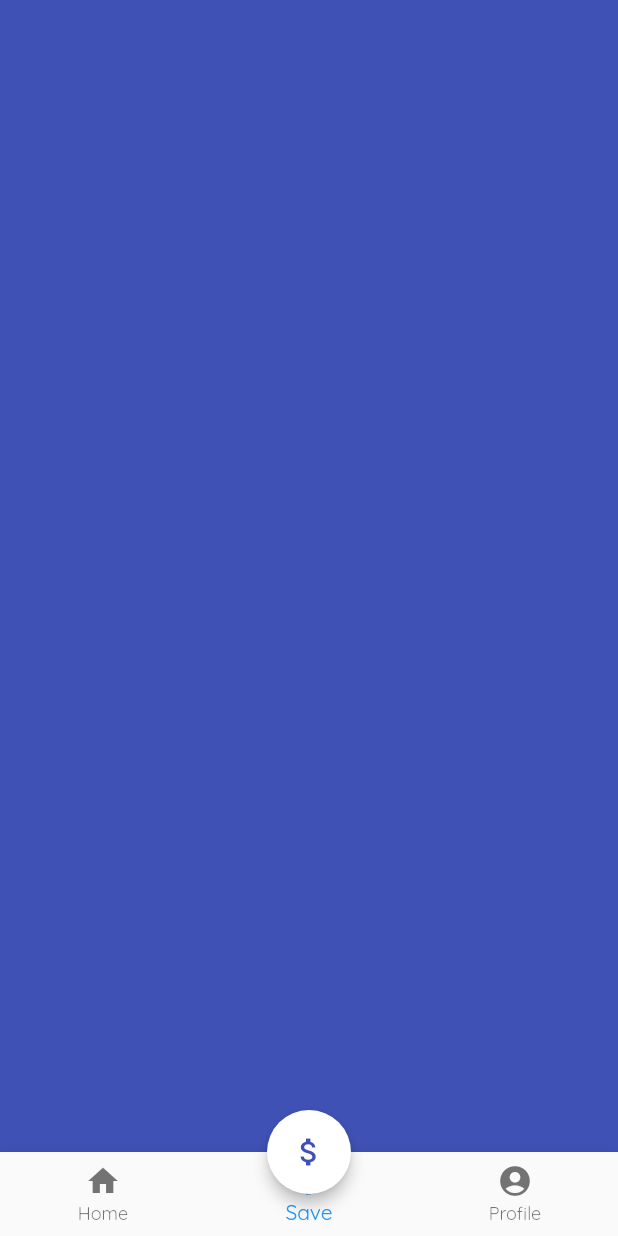
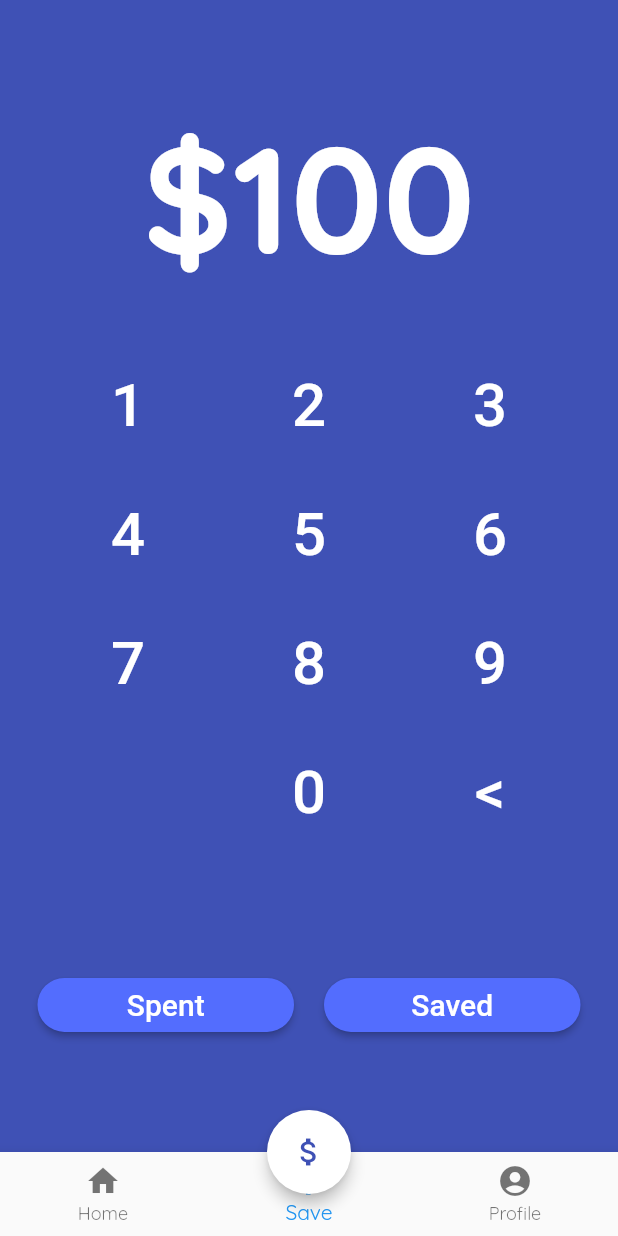
Before and after one commit to vcjpierre/flutter-travel-budget, a Flutter app: the screen it shows once a user with an empty profile is signed in, item 2 of the bottom bar chosen, on a phone screen of 412 x 824 dp. Run offline on Flutter 3.47's test engine with Material 2 defaults, Android fonts, the light colour scheme and no system bars; our stand-ins replace auto_size_text, cloud_firestore, dio, firebase_auth, firebase_core, firebase_crashlytics and 4 more; missing offline and left inert: apple_sign_in, date_range_picker, firebase_admob, flutter_auth_buttons, international_phone_input; accounts and stored records are empty; statements that could not run were skipped.

Commit message:
Add layout for deposite view

```diff
--- a/lib/views/deposit_view.dart
+++ b/lib/views/deposit_view.dart
@@ -1,4 +1,5 @@
 import 'package:flutter/material.dart';
+import 'package:flutter_travel_budget/widgets/rounded_button.dart';
 
 class DepositView extends StatefulWidget {
   @override
@@ -10,6 +11,108 @@ class _DepositViewState extends State<DepositView> {
   Widget build(BuildContext context) {
     return Container(
       color: Colors.indigo,
+      width: MediaQuery.of(context).size.width,
+      height: MediaQuery.of(context).size.height,
+      child: SafeArea(
+        child: Column(
+          children: [
+            Spacer(),
+            FittedBox(
+              fit: BoxFit.fitWidth,
+              child: Text(
+                "\$100",
+                style: TextStyle(
+                    fontSize: 100,
+                    fontWeight: FontWeight.bold,
+                    color: Colors.white),
+              ),
+            ),
+            Padding(
+              padding: const EdgeInsets.only(top: 15.0),
+              child: Text("", style: TextStyle(color: Colors.white)),
+            ),
+            Container(
+              child: Padding(
+                padding: const EdgeInsets.symmetric(horizontal: 25.0),
+                child: GridView.count(
+                  crossAxisCount: 3,
+                  shrinkWrap: true,
+                  physics: NeverScrollableScrollPhysics(),
+                  childAspectRatio: 1.4,
+                  children: setKeyboard(),
+                ),
+              ),
+            ),
+            Spacer(),
+            Padding(
+              padding: const EdgeInsets.symmetric(horizontal: 15.0),
+              child: Row(
+                mainAxisAlignment: MainAxisAlignment.spaceEvenly,
+                children: [
+                  _actionBtn("spent"),
+                  _actionBtn("saved"),
+                ],
+              ),
+            ),
+            Spacer()
+          ],
+        ),
+      ),
     );
   }
+
+  Widget _numberBtn(String number) {
+    return FlatButton(
+      child: Text(
+        "$number",
+        style: TextStyle(fontSize: 40, color: Colors.white),
+      ),
+      onPressed: () {
+        print("$number");
+      },
+    );
+  }
+
+  Widget _deleteBtn() {
+    return FlatButton(
+      child: Text(
+        "<",
+        style: TextStyle(fontSize: 40, color: Colors.white),
+      ),
+      onPressed: () {
+        print("delete");
+      },
+    );
+  }
+
+  Widget _actionBtn(String type) {
+    return Expanded(
+      child: Padding(
+        padding: const EdgeInsets.symmetric(vertical: 5.0, horizontal: 10.0),
+        child: RoundedButton(
+          color: Colors.indigoAccent,
+          child: Text("${type[0].toUpperCase()}${type.substring(1)}",
+              style: TextStyle(color: Colors.white, fontSize: 20)),
+          onPressed: () {
+            print("$type");
+          },
+        ),
+      ),
+    );
+  }
+
+  setKeyboard() {
+    List<Widget> keyboard = [];
+
+    // numbers 1-9
+    List.generate(9, (index) {
+      keyboard.add(_numberBtn("${index + 1}"));
+    });
+
+    keyboard.add(Text(""));
+    keyboard.add(_numberBtn("0"));
+    keyboard.add(_deleteBtn());
+
+    return keyboard;
+  }
 }
```
